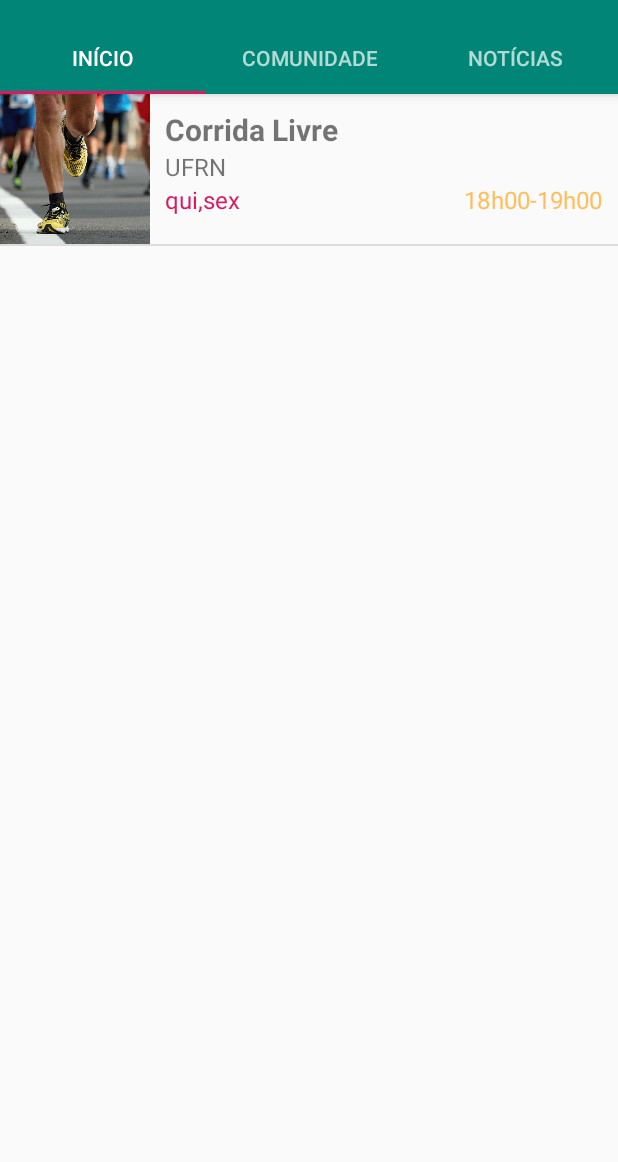
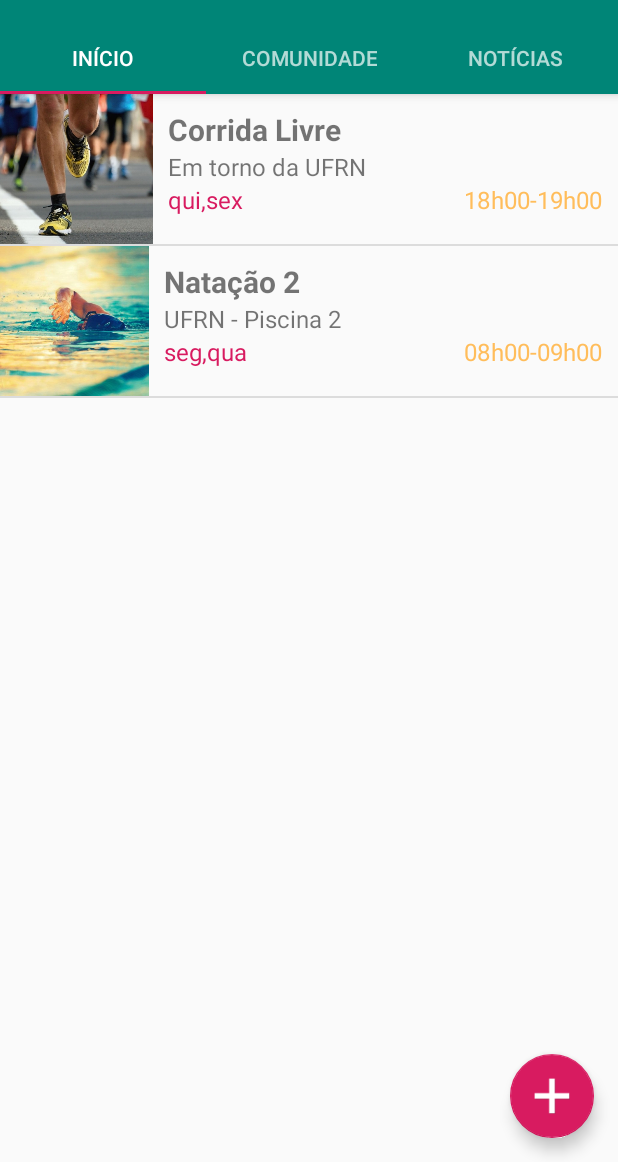
Before and after one commit to Barbalho12/movimentum, an Android app: the InicialAllActivity screen opened directly, with no data from a screen before it, on a phone screen of 412 x 824 dp, the part 74-1236 px from its top. Run offline under Robolectric (Android 15) with nearby library versions, the phone set to English and light mode, and no system bars.

Commit message:
Add  Floating Action Button

```diff
--- a/app/src/main/java/br/ufrn/movimentum/InicialAllActivity.java
+++ b/app/src/main/java/br/ufrn/movimentum/InicialAllActivity.java
@@ -1,11 +1,11 @@
 package br.ufrn.movimentum;
 
 import android.app.AlertDialog;
-import android.content.ClipData;
 import android.content.DialogInterface;
 import android.content.Intent;
-import android.os.PersistableBundle;
+import android.support.design.widget.FloatingActionButton;
 import android.support.design.widget.NavigationView;
+import android.support.design.widget.Snackbar;
 import android.support.design.widget.TabLayout;
 import android.support.v4.view.GravityCompat;
 import android.support.v4.widget.DrawerLayout;
@@ -32,7 +32,7 @@ import android.widget.TextView;
 import java.util.ArrayList;
 import java.util.List;
 
-import br.ufrn.movimentum.adapters.ExercicioAdapter;
+import br.ufrn.movimentum.adapters.GroupAdapter;
 import br.ufrn.movimentum.adapters.ItemList;
 import br.ufrn.movimentum.model.UserManager;
 
@@ -114,21 +114,19 @@ public class InicialAllActivity extends AppCompatActivity implements NavigationV
         }
 //
         List<ItemList> list_itens = new ArrayList<>();
-        String pathName = "android.resource://"+getPackageName()+"/"+R.drawable.run_group;
-        Log.i("TESTE", "MyClass.getView() — get item number " + pathName );
+        String pathName = "android.resource://"+getPackageName()+"/";
 
+        list_itens.add(new ItemList(1, "Corrida Livre", "Em torno da UFRN", "qui,sex", "18h00-19h00", pathName+R.drawable.running_group));
+        list_itens.add(new ItemList(2, "Natação 2", "UFRN - Piscina 2", "seg,qua", "08h00-09h00", pathName+R.drawable.swimming_group));
+//        list_itens.add(new ItemList(3, "Corrida Livre", "Em torno da UFRN", "qui,sex", "18h00-19h00", pathName+R.drawable.running_group));
+//        list_itens.add(new ItemList(4, "Natação 2", "UFRN - Piscina 2", "seg,qua", "08h00-09h00", pathName+R.drawable.swimming_group));
+//        list_itens.add(new ItemList(5, "Corrida Livre", "Em torno da UFRN", "qui,sex", "18h00-19h00", pathName+R.drawable.running_group));
+//        list_itens.add(new ItemList(6, "Natação 2", "UFRN - Piscina 2", "seg,qua", "08h00-09h00", pathName+R.drawable.swimming_group));
+//        list_itens.add(new ItemList(7, "Corrida Livre", "Em torno da UFRN", "qui,sex", "18h00-19h00", pathName+R.drawable.running_group));
+//        list_itens.add(new ItemList(8, "Natação 2", "UFRN - Piscina 2", "seg,qua", "08h00-09h00", pathName+R.drawable.swimming_group));
 
-        list_itens.add(new ItemList(1, "Corrida Livre", "UFRN", "qui,sex", "18h00-19h00", pathName));
-//        list_itens.add(new ItemList(2,"Exercício Inicial","0","10","09pts"));
-//        list_itens.add(new ItemList(3,"Kanjis Iniciais 1","0","22","18pts"));
-//        list_itens.add(new ItemList(4,"Kanjis iniciais 2","0","35","22pts"));
-//        list_itens.add(new ItemList(5,"Kanjis Intermediários","0","28","46pts"));
-//        list_itens.add(new ItemList(6,"Kanjis Difíceis","0","24","62pts"));
-
-        ExercicioAdapter exercicioAdapter = new ExercicioAdapter(list_itens, this);
-//
-        listview.setAdapter(exercicioAdapter);
-//
+        GroupAdapter groupAdapter = new GroupAdapter(list_itens, this);
+        listview.setAdapter(groupAdapter);
         listview.setOnItemClickListener(new AdapterView.OnItemClickListener() {
             @Override
             public void onItemClick(AdapterView<?> parent, View view,
@@ -153,6 +151,15 @@ public class InicialAllActivity extends AppCompatActivity implements NavigationV
                 }
 
 
+            }
+        });
+
+        FloatingActionButton fab = (FloatingActionButton) findViewById(R.id.fab);
+        fab.setOnClickListener(new View.OnClickListener() {
+            @Override
+            public void onClick(View view) {
+                Snackbar.make(view, "Replace with your own action", Snackbar.LENGTH_LONG)
+                        .setAction("Action", null).show();
             }
         });
 
--- a/app/src/main/java/br/ufrn/movimentum/adapters/ExercicioAdapter.java
+++ b/app/src/main/java/br/ufrn/movimentum/adapters/GroupAdapter.java
@@ -17,12 +17,12 @@ import br.ufrn.movimentum.R;
  * Created by Barreto on 22/11/2017.
  */
 
-public class ExercicioAdapter extends BaseAdapter {
+public class GroupAdapter extends BaseAdapter {
 
     private final List<ItemList> list_itens;
     private final Activity activity;
 
-    public ExercicioAdapter(List<ItemList> list_itens, Activity activity) {
+    public GroupAdapter(List<ItemList> list_itens, Activity activity) {
         this.list_itens = list_itens;
         this.activity = activity;
     }
--- a/app/src/main/java/br/ufrn/movimentum/adapters/ItemList.java
+++ b/app/src/main/java/br/ufrn/movimentum/adapters/ItemList.java
@@ -1,6 +1,4 @@
 package br.ufrn.movimentum.adapters;
-
-import android.media.Image;
 
 /**
  * Created by Barreto on 22/11/2017.
--- a/app/src/main/res/layout/activity_inicial_all.xml
+++ b/app/src/main/res/layout/activity_inicial_all.xml
@@ -1,13 +1,18 @@
 <?xml version="1.0" encoding="utf-8"?>
-<LinearLayout xmlns:android="http://schemas.android.com/apk/res/android"
+<android.support.design.widget.CoordinatorLayout xmlns:android="http://schemas.android.com/apk/res/android"
     xmlns:app="http://schemas.android.com/apk/res-auto"
     xmlns:tools="http://schemas.android.com/tools"
+    android:layout_width="match_parent"
+    android:layout_height="match_parent"
+    tools:context="br.ufrn.movimentum.InicialAllActivity">
+
+    <LinearLayout
         android:id="@+id/main_content"
         android:layout_width="match_parent"
         android:layout_height="match_parent"
         android:fitsSystemWindows="true"
-    android:orientation="vertical"
-    tools:context="br.ufrn.movimentum.InicialAllActivity">
+        android:orientation="vertical">
+
 
         <android.support.design.widget.AppBarLayout
             android:id="@+id/appbar"
@@ -46,9 +51,14 @@
             android:layout_width="match_parent"
             android:layout_height="match_parent" />
 
-
     </LinearLayout>
 
+    <android.support.design.widget.FloatingActionButton
+        android:id="@+id/fab"
+        android:layout_width="wrap_content"
+        android:layout_height="wrap_content"
+        android:layout_gravity="bottom|end"
+        android:layout_margin="@dimen/fab_margin"
+        app:srcCompat="@drawable/add" />
 
-
-<!--</android.support.design.widget.CoordinatorLayout>-->
+</android.support.design.widget.CoordinatorLayout>
--- a/app/src/main/res/layout/fragment_inicial_all.xml
+++ b/app/src/main/res/layout/fragment_inicial_all.xml
@@ -13,7 +13,4 @@
         android:layout_width="wrap_content"
         android:layout_height="wrap_content" />
 
-
-
-
 </RelativeLayout>
--- a/app/src/main/res/layout/list_item.xml
+++ b/app/src/main/res/layout/list_item.xml
@@ -9,14 +9,13 @@
             android:id="@+id/iv_group_img"
             android:layout_width="0dp"
             android:layout_height="match_parent"
-
             android:layout_weight=".40"
-            android:src="@drawable/run_group"/>
+            android:src="@drawable/remove"/>
 
         <LinearLayout
             android:layout_width="wrap_content"
             android:layout_height="wrap_content"
-            android:layout_weight=".60"
+            android:layout_weight=".58"
             android:maxHeight="30dp"
             android:orientation="vertical"
             android:padding="10dp">
```
Also changed, not shown: app/src/main/res/drawable/add.png (added), app/src/main/res/drawable/run_group.jpg (deleted), app/src/main/res/drawable/running_group.jpg (added), app/src/main/res/drawable/swimming_group.jpg (added). Lines whose indentation alone changed are shown as unchanged.
